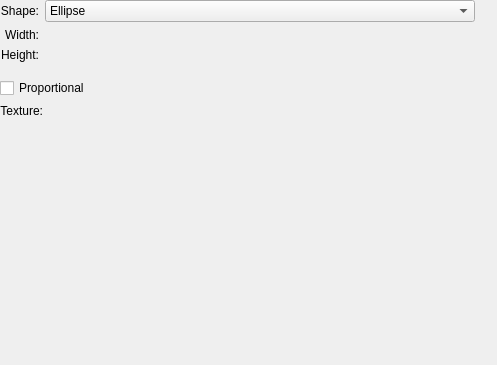
KDE/krita, file plugins/paintops/spray/wdgsprayshapeoptions.ui: the form before one commit.
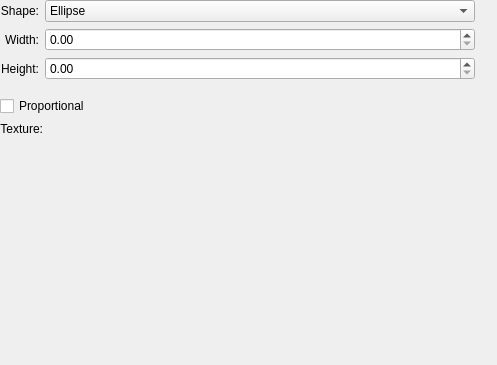
The form after the commit. Custom widgets are drawn as their Qt base class.

Commit message:
ui: Fix Designer not rendering KisDoubleSliderSpinBox as QDoubleSpinBox
Part-of: <https://invent.kde.org/graphics/krita/-/merge_requests/1742>

```diff
--- a/plugins/paintops/spray/wdgsprayshapeoptions.ui
+++ b/plugins/paintops/spray/wdgsprayshapeoptions.ui
@@ -216,7 +216,7 @@
   </customwidget>
   <customwidget>
    <class>KisDoubleSliderSpinBox</class>
-   <extends>QWidget</extends>
+   <extends>QDoubleSpinBox</extends>
    <header>kis_slider_spin_box.h</header>
    <container>1</container>
   </customwidget>
```
The commit also changes 54 other files.
